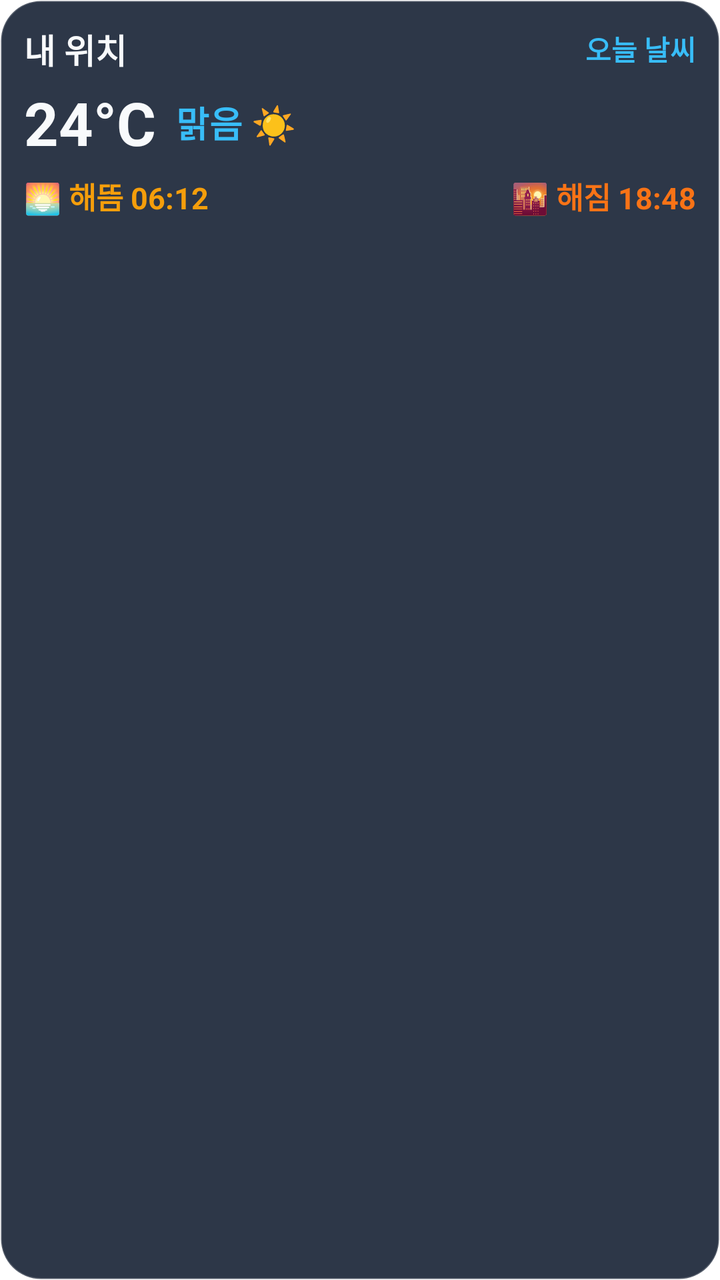
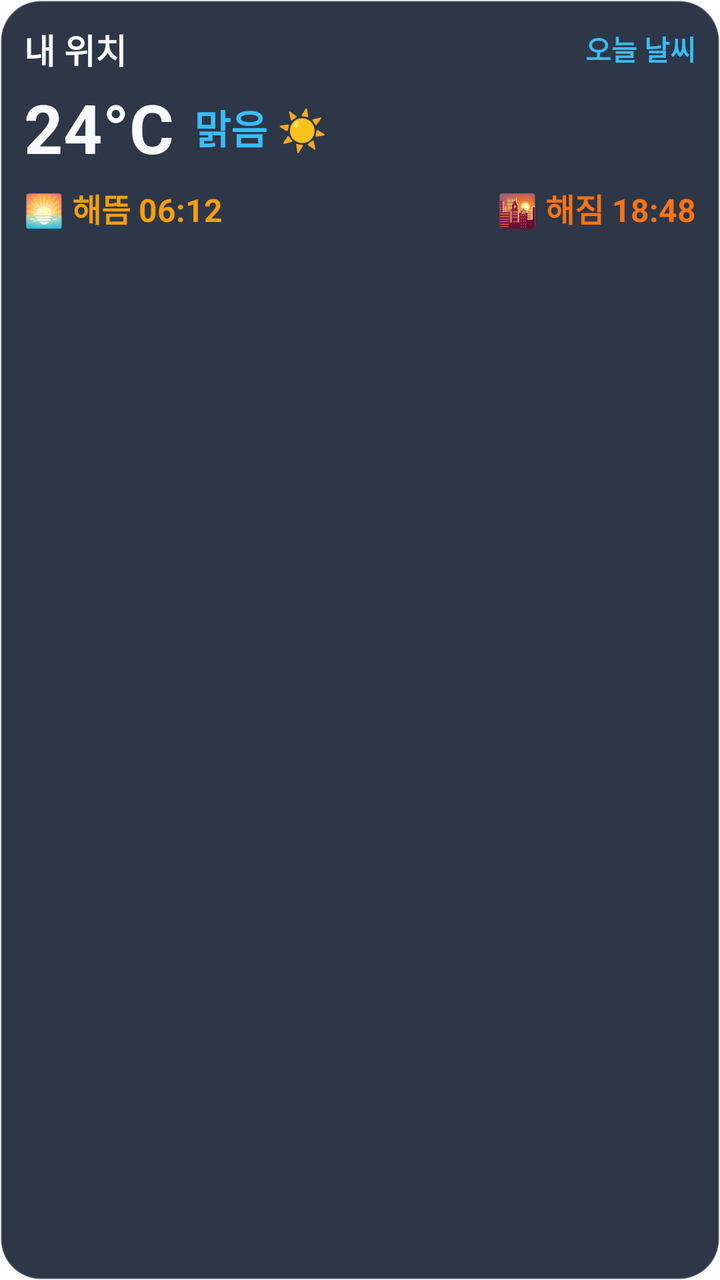

Two renders of the same Android screen: before a commit and after it. Below are the layout's source before the change and the commit's diff.
<!-- AndroidManifest.xml: fallback theme Theme.MaterialComponents.DayNight.NoActionBar -->
<!-- res/layout/widget_weather_sun_layout.xml -->
<?xml version="1.0" encoding="utf-8"?>
<LinearLayout xmlns:android="http://schemas.android.com/apk/res/android"
    android:id="@+id/widget_container_weather"
    android:layout_width="match_parent"
    android:layout_height="match_parent"
    android:background="@drawable/widget_bg_rounded"
    android:orientation="vertical"
    android:padding="12dp">

    
    <LinearLayout
        android:layout_width="match_parent"
        android:layout_height="wrap_content"
        android:orientation="horizontal"
        android:gravity="center_vertical">

        <TextView
            android:id="@+id/tv_widget_location"
            android:layout_width="0dp"
            android:layout_height="wrap_content"
            android:layout_weight="1"
            android:text="내 위치"
            android:textColor="@color/text_primary"
            android:textSize="17sp"
            android:textStyle="bold"
            android:ellipsize="end"
            android:maxLines="1" />

        <TextView
            android:id="@+id/tv_widget_date"
            android:layout_width="wrap_content"
            android:layout_height="wrap_content"
            android:text="오늘 날씨"
            android:textColor="@color/accent_blue"
            android:textSize="14sp"
            android:textStyle="bold" />
    </LinearLayout>

    
    <LinearLayout
        android:layout_width="match_parent"
        android:layout_height="wrap_content"
        android:layout_marginTop="4dp"
        android:orientation="horizontal"
        android:gravity="center_vertical">

        <TextView
            android:id="@+id/tv_widget_temp"
            android:layout_width="wrap_content"
            android:layout_height="wrap_content"
            android:text="24°C"
            android:textColor="@color/text_primary"
            android:textSize="30sp"
            android:textStyle="bold" />

        <TextView
            android:id="@+id/tv_widget_condition"
            android:layout_width="0dp"
            android:layout_height="wrap_content"
            android:layout_marginStart="10dp"
            android:layout_weight="1"
            android:text="맑음 ☀️"
            android:textColor="@color/accent_blue"
            android:textSize="18sp"
            android:textStyle="bold" />
    </LinearLayout>

    
    <LinearLayout
        android:layout_width="match_parent"
        android:layout_height="wrap_content"
        android:layout_marginTop="6dp"
        android:orientation="horizontal"
        android:gravity="center_vertical">

        <TextView
            android:id="@+id/tv_widget_sunrise"
            android:layout_width="0dp"
            android:layout_height="wrap_content"
            android:layout_weight="1"
            android:text="🌅 해뜸 06:12"
            android:textColor="@color/accent_sun"
            android:textSize="15sp"
            android:textStyle="bold" />

        <TextView
            android:id="@+id/tv_widget_sunset"
            android:layout_width="0dp"
            android:layout_height="wrap_content"
            android:layout_weight="1"
            android:gravity="end"
            android:text="🌇 해짐 18:48"
            android:textColor="@color/accent_sunset"
            android:textSize="15sp"
            android:textStyle="bold" />
    </LinearLayout>
</LinearLayout>
<!-- resources referenced by this layout -->
<resources>
  <color name="accent_blue">#38BDF8</color>
  <color name="accent_sun">#F59E0B</color>
  <color name="accent_sunset">#F97316</color>
  <color name="text_primary">#F8FAFC</color>
  <!-- drawable widget_bg_rounded (drawable) -->
  <?xml version="1.0" encoding="utf-8"?>
  <shape xmlns:android="http://schemas.android.com/apk/res/android"
      android:shape="rectangle">
      <solid android:color="@color/widget_bg" />
      <corners android:radius="20dp" />
      <stroke
          android:width="1dp"
          android:color="#33FFFFFF" />
  </shape>
  <color name="widget_bg">#EE1E293B</color>
</resources>

<!-- the commit's change to res/layout/widget_weather_sun_layout.xml (unified diff, before → after) -->
@@ -50,7 +50,7 @@
             android:layout_height="wrap_content"
             android:text="24°C"
             android:textColor="@color/text_primary"
-            android:textSize="30sp"
+            android:textSize="34sp"
             android:textStyle="bold" />
 
         <TextView
@@ -61,7 +61,7 @@
             android:layout_weight="1"
             android:text="맑음 ☀️"
             android:textColor="@color/accent_blue"
-            android:textSize="18sp"
+            android:textSize="20sp"
             android:textStyle="bold" />
     </LinearLayout>
 
@@ -80,7 +80,7 @@
             android:layout_weight="1"
             android:text="🌅 해뜸 06:12"
             android:textColor="@color/accent_sun"
-            android:textSize="15sp"
+            android:textSize="16sp"
             android:textStyle="bold" />
 
         <TextView
@@ -91,7 +91,7 @@
             android:gravity="end"
             android:text="🌇 해짐 18:48"
             android:textColor="@color/accent_sunset"
-            android:textSize="15sp"
+            android:textSize="16sp"
             android:textStyle="bold" />
     </LinearLayout>
 </LinearLayout>
